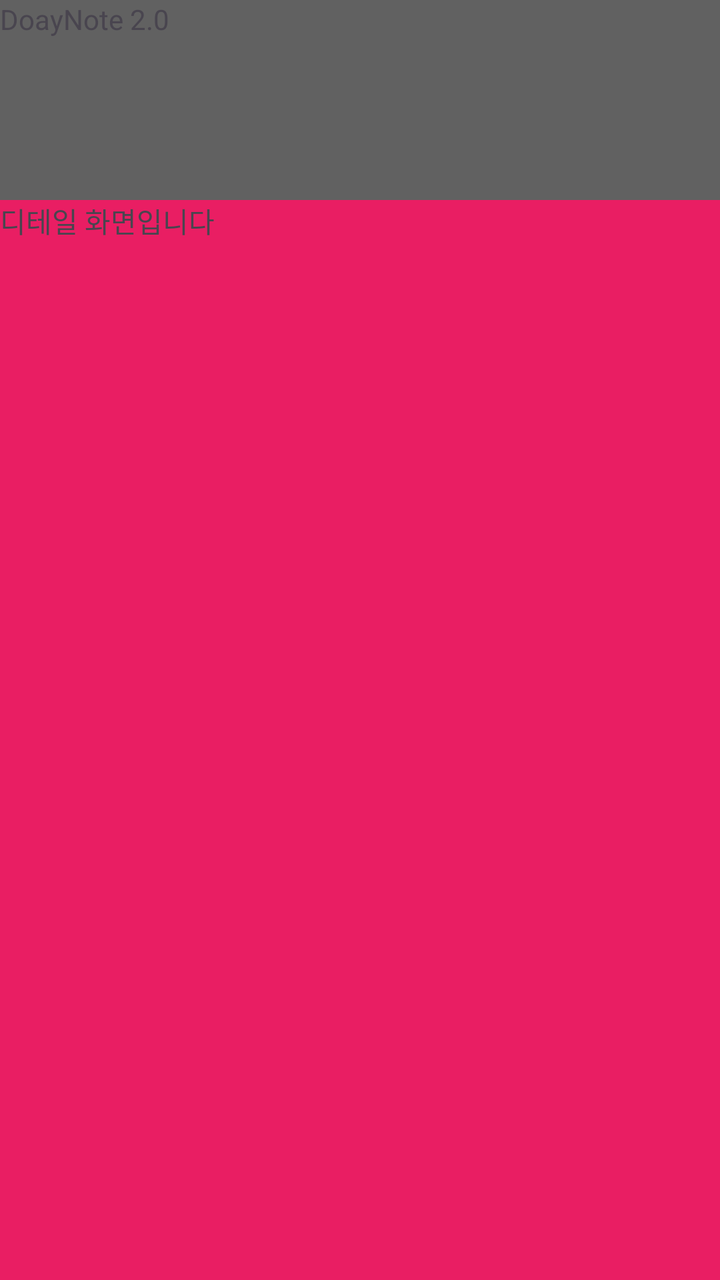
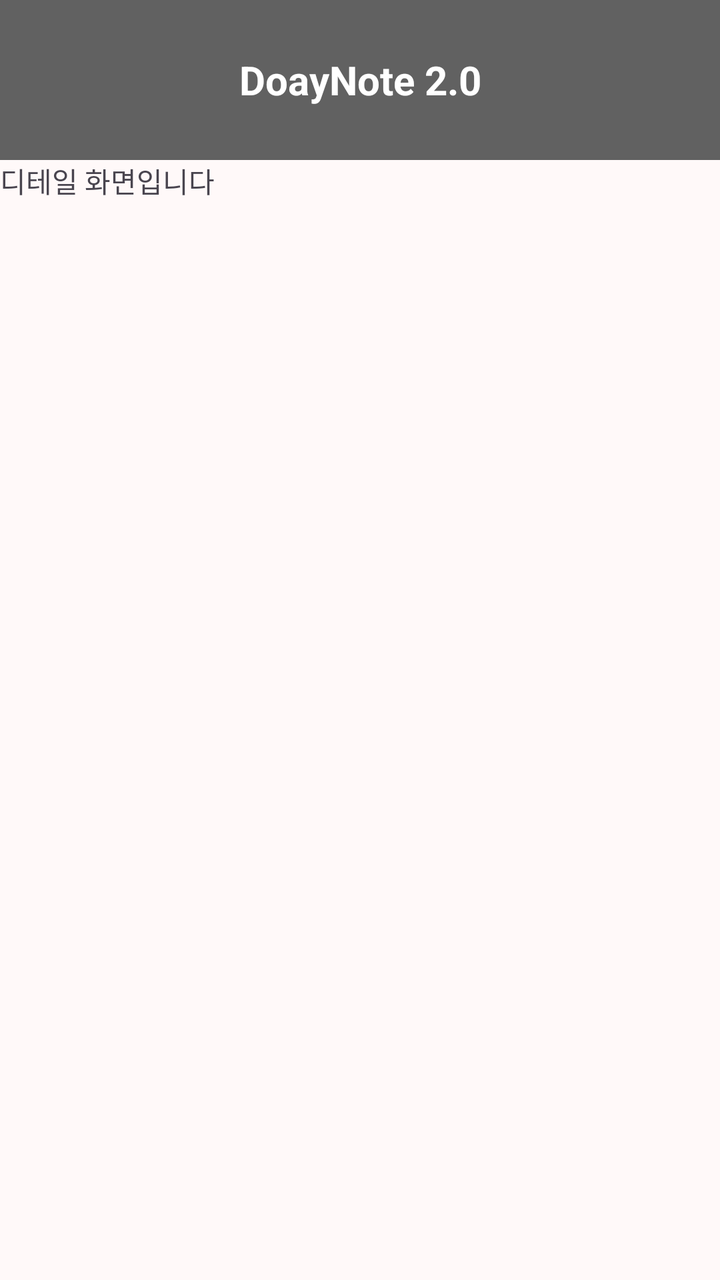

Compare the two renders of this Android layout. The source of the first and the diff that turns it into the second are given below.
<!-- AndroidManifest.xml: application theme Theme.DoDayNote -->
<!-- res/layout/activity_habit_detail.xml -->
<?xml version="1.0" encoding="utf-8"?>
<LinearLayout xmlns:android="http://schemas.android.com/apk/res/android"
    xmlns:tools="http://schemas.android.com/tools"
    android:id="@+id/habit_detail"
    android:orientation="vertical"
    android:layout_width="match_parent"
    android:layout_height="match_parent"
    android:background="@color/pink"
    tools:context=".MainActivity">

    
    <TextView
        android:layout_width="match_parent"
        android:layout_height="100dp"
        android:background="@color/dark_grey"
        android:text="DoayNote 2.0" />

    <TextView
        android:layout_width="wrap_content"
        android:layout_height="wrap_content"
        android:text="디테일 화면입니다" />



</LinearLayout>
<!-- resources referenced by this layout -->
<resources>
  <color name="dark_grey">#616161</color>
  <color name="pink">#E91E63</color>
  <style name="Theme.DoDayNote" parent="Base.Theme.DoDayNote" />
  <style name="Base.Theme.DoDayNote" parent="Theme.Material3.DayNight.NoActionBar">
          
          
      </style>
</resources>

<!-- the commit's change to res/layout/activity_habit_detail.xml (unified diff, before → after) -->
@@ -5,21 +5,23 @@
     android:orientation="vertical"
     android:layout_width="match_parent"
     android:layout_height="match_parent"
-    android:background="@color/pink"
+    android:background="@color/background"
     tools:context=".MainActivity">
 
-    
     <TextView
         android:layout_width="match_parent"
-        android:layout_height="100dp"
+        android:layout_height="80dp"
         android:background="@color/dark_grey"
+        android:gravity="center"
+        android:textColor="@android:color/white"
+        android:textSize="20sp"
+        android:textStyle="bold"
         android:text="DoayNote 2.0" />
 
+    
     <TextView
         android:layout_width="wrap_content"
         android:layout_height="wrap_content"
         android:text="디테일 화면입니다" />
 
-
-
 </LinearLayout>
<!-- resource entries referenced after the edit -->
@@ -1,7 +1,7 @@
 <!-- resources referenced by this layout -->
 <resources>
+  <color name="background">#FFF9F9</color>
   <color name="dark_grey">#616161</color>
-  <color name="pink">#E91E63</color>
   <style name="Theme.DoDayNote" parent="Base.Theme.DoDayNote" />
   <style name="Base.Theme.DoDayNote" parent="Theme.Material3.DayNight.NoActionBar">
           
